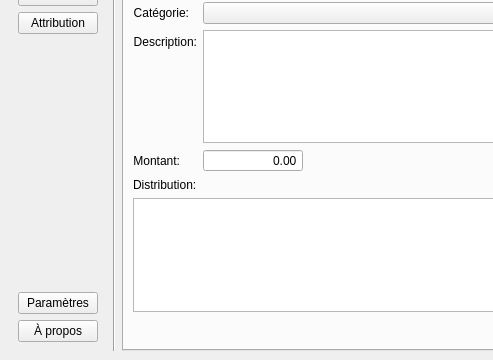
Old version of the form vues/test.ui in the repository BinarMorker/GP2; both pictures show x 0 to 493 and y 90 to 450 of the 1098 by 450 pixel window.
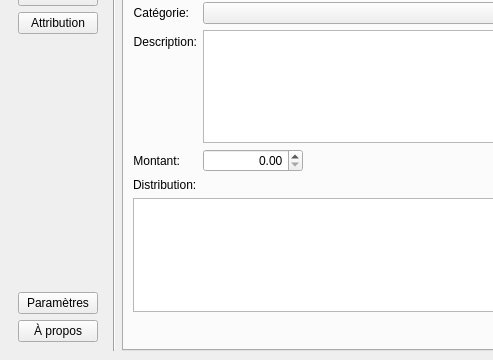
New version of the form. The open tabs and pages were chosen to show the change. Icons and pictures are not drawn.

Commit message: Retrait des prints, correction de l'interface et recomilation de l'interface

```diff
--- a/vues/test.ui
+++ b/vues/test.ui
@@ -508,7 +508,10 @@
              <bool>false</bool>
             </property>
             <property name="buttonSymbols">
-             <enum>QAbstractSpinBox::NoButtons</enum>
+             <enum>QAbstractSpinBox::UpDownArrows</enum>
+            </property>
+            <property name="maximum">
+             <double>9999999999.000000000000000</double>
             </property>
            </widget>
           </item>
```
Left out of the diff: 10 changed lines with no effect on the pictures. The commit also changes 7 other files.
